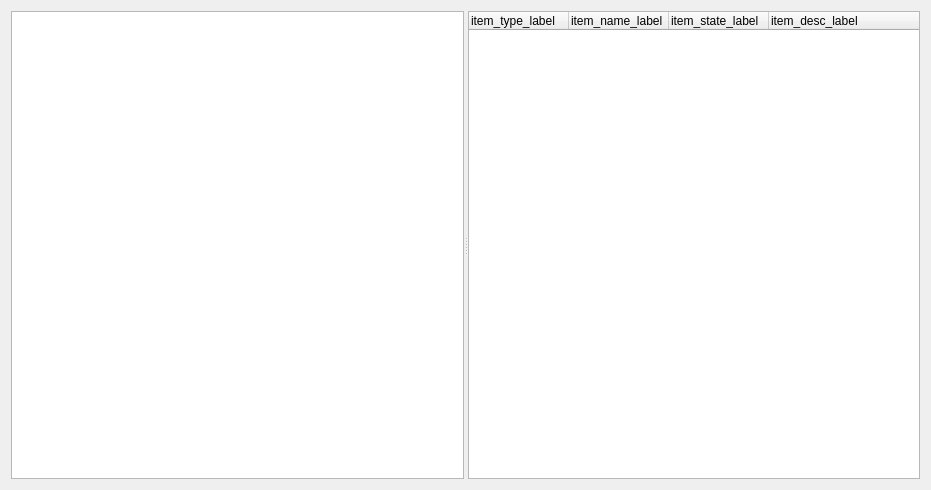
Old version of the form src/ugeneui/src/plugin_viewer/ui/PluginViewerWidget.ui in the repository violethaze74/ugene.
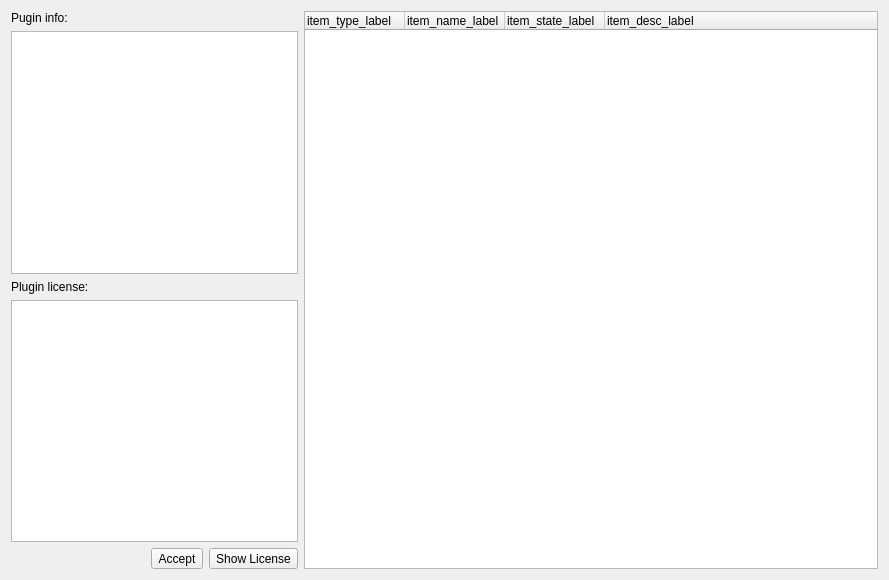
New version of the form.

What changed in the file:
```diff
--- a/src/ugeneui/src/plugin_viewer/ui/PluginViewerWidget.ui
+++ b/src/ugeneui/src/plugin_viewer/ui/PluginViewerWidget.ui
@@ -1,31 +1,83 @@
 <ui version="4.0" >
  <class>PluginViewWidget</class>
- <widget class="QWidget" name="PluginViewWidget" >
-  <property name="geometry" >
+ <widget class="QWidget" name="PluginViewWidget">
+  <property name="geometry">
    <rect>
     <x>0</x>
     <y>0</y>
-    <width>931</width>
-    <height>490</height>
+    <width>889</width>
+    <height>580</height>
    </rect>
   </property>
   <property name="windowTitle" >
    <string>Plugin Viewer</string>
   </property>
-  <layout class="QGridLayout" >
-   <item row="0" column="0" >
-    <widget class="QSplitter" name="splitter" >
-     <property name="orientation" >
+  <layout class="QHBoxLayout" name="horizontalLayout_2">
+   <item>
+    <layout class="QHBoxLayout" name="horizontalLayout" stretch="1,2">
+     <item>
+      <layout class="QVBoxLayout" name="verticalLayout_4">
+       <item>
+        <widget class="QLabel" name="pluginInfoLabel">
+         <property name="text">
+          <string>Pugin info:</string>
+         </property>
+        </widget>
+       </item>
+       <item>
+        <widget class="QTextBrowser" name="infoView">
+         <property name="autoFillBackground">
+          <bool>false</bool>
+         </property>
+        </widget>
+       </item>
+       <item>
+        <widget class="QLabel" name="licenseLabel">
+         <property name="text">
+          <string>Plugin license:</string>
+         </property>
+        </widget>
+       </item>
+       <item>
+        <widget class="QTextBrowser" name="licenseView"/>
+       </item>
+       <item>
+        <layout class="QHBoxLayout" name="licenseButtonPanel">
+         <item>
+          <spacer name="horizontalSpacer">
+           <property name="orientation">
       <enum>Qt::Horizontal</enum>
      </property>
-     <widget class="QTextBrowser" name="infoView" >
-      <property name="autoFillBackground" >
-       <bool>false</bool>
-      </property>
-     </widget>
-     <widget class="QTreeWidget" name="treeWidget" >
-      <property name="sizePolicy" >
-       <sizepolicy vsizetype="Expanding" hsizetype="Expanding" >
+           <property name="sizeHint" stdset="0">
+            <size>
+             <width>40</width>
+             <height>20</height>
+            </size>
+           </property>
+          </spacer>
+         </item>
+         <item>
+          <widget class="QToolButton" name="acceptLicenseButton">
+           <property name="text">
+            <string>Accept</string>
+           </property>
+          </widget>
+         </item>
+         <item>
+          <widget class="QToolButton" name="showLicenseButton">
+           <property name="text">
+            <string>Show License</string>
+           </property>
+          </widget>
+         </item>
+        </layout>
+       </item>
+      </layout>
+     </item>
+     <item>
+      <widget class="QTreeWidget" name="treeWidget">
+       <property name="sizePolicy">
+        <sizepolicy hsizetype="Expanding" vsizetype="Expanding">
         <horstretch>0</horstretch>
         <verstretch>0</verstretch>
        </sizepolicy>
@@ -57,7 +109,8 @@
        </property>
       </column>
      </widget>
-    </widget>
+     </item>
+    </layout>
    </item>
   </layout>
  </widget>
```
Left out of the diff: 17 changed lines with no effect on the pictures. Lines whose indentation alone changed are shown as unchanged.
